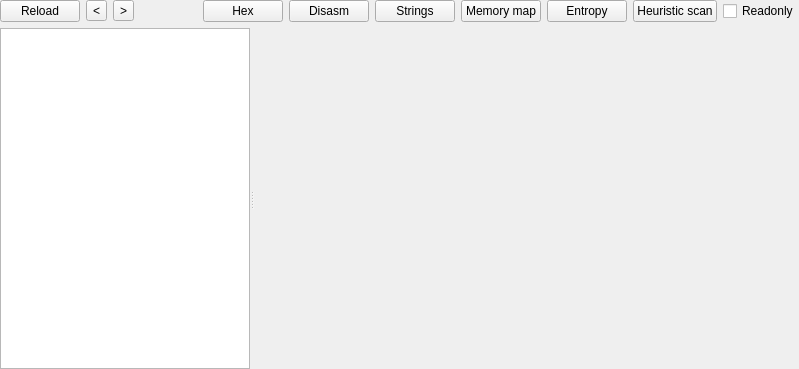
Qt form PE/pewidget.ui (horsicq/FormatWidgets) before a commit.
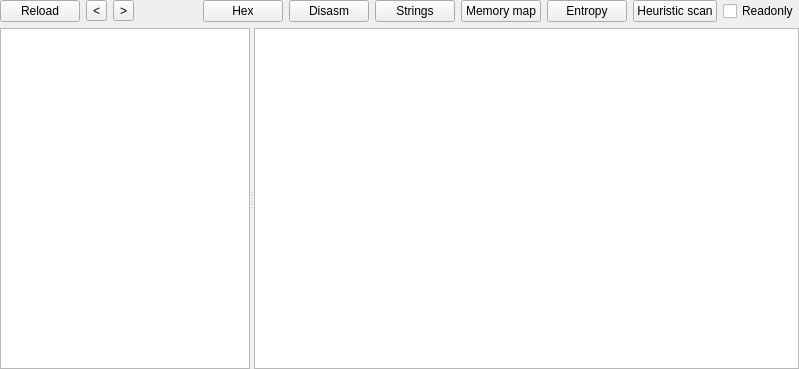
The same form after that commit. The open tabs and pages were chosen to show the change. Custom widgets are drawn as their Qt base class.

Patch:
```diff
--- a/PE/pewidget.ui
+++ b/PE/pewidget.ui
@@ -855,6 +855,36 @@
        </layout>
       </widget>
       <widget class="QWidget" name="page_Sections_Info">
+       <layout class="QVBoxLayout" name="verticalLayout_46">
+        <property name="leftMargin">
+         <number>0</number>
+        </property>
+        <property name="topMargin">
+         <number>0</number>
+        </property>
+        <property name="rightMargin">
+         <number>0</number>
+        </property>
+        <property name="bottomMargin">
+         <number>0</number>
+        </property>
+        <item>
+         <widget class="QTreeView" name="treeView_Sections_Info">
+          <property name="contextMenuPolicy">
+           <enum>Qt::CustomContextMenu</enum>
+          </property>
+          <property name="editTriggers">
+           <set>QAbstractItemView::NoEditTriggers</set>
+          </property>
+          <property name="selectionMode">
+           <enum>QAbstractItemView::SingleSelection</enum>
+          </property>
+          <property name="selectionBehavior">
+           <enum>QAbstractItemView::SelectRows</enum>
+          </property>
+         </widget>
+        </item>
+       </layout>
       </widget>
       <widget class="QWidget" name="page_Export">
        <layout class="QVBoxLayout" name="verticalLayout_34">
```
Left out of the diff: 2 changed lines with no effect on the pictures.
